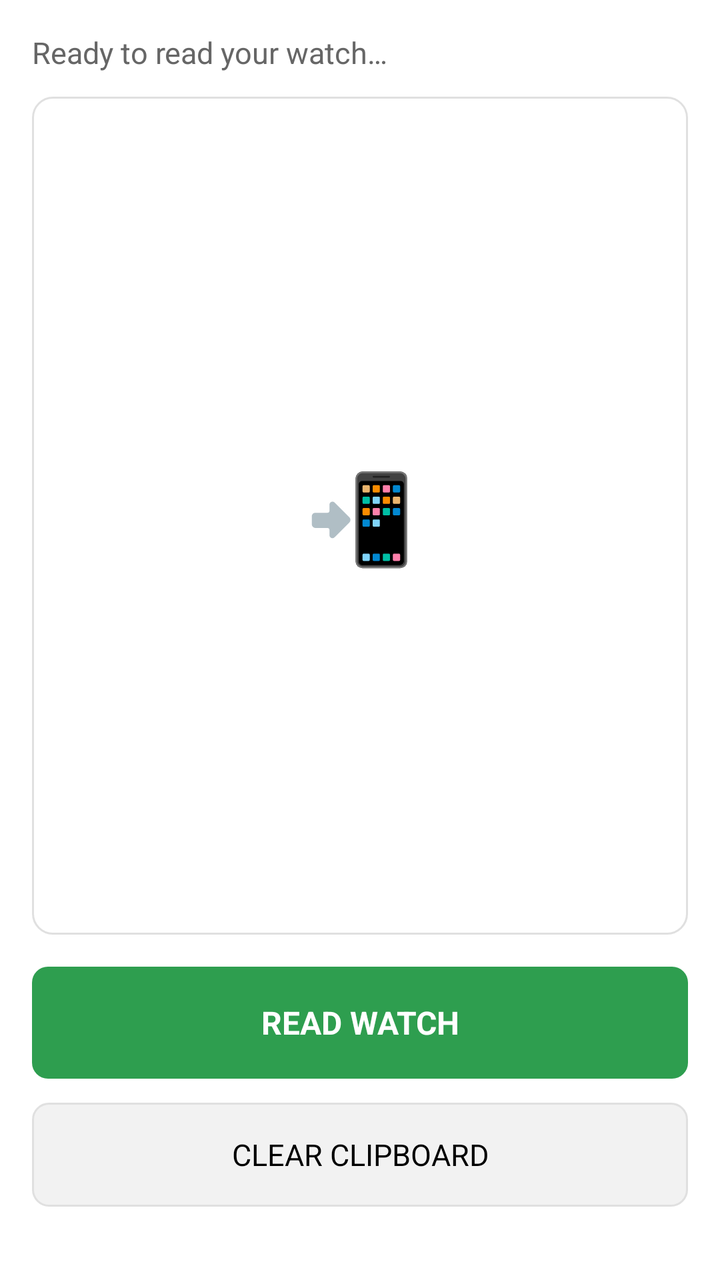
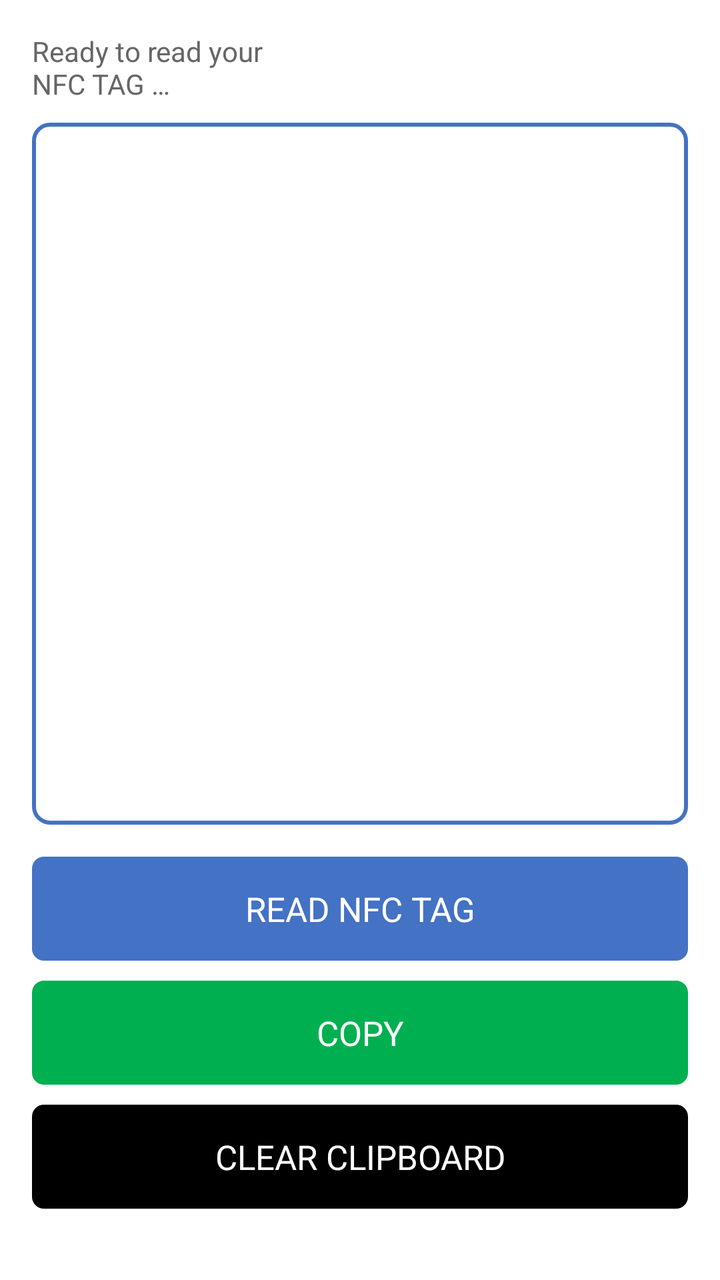

An Android layout rendered at two revisions. The XML below is the earlier revision; the diff shows what the commit changed to produce the second picture.
<!-- AndroidManifest.xml: application theme Theme.KeyGlass -->
<!-- res/layout/fragment_base_code.xml -->
<?xml version="1.0" encoding="utf-8"?>
<LinearLayout xmlns:android="http://schemas.android.com/apk/res/android"
    android:layout_width="match_parent"
    android:layout_height="match_parent"
    android:orientation="vertical"
    android:padding="16dp"
    android:background="@color/white">

    <TextView
        android:id="@+id/status"
        android:layout_width="match_parent"
        android:layout_height="wrap_content"
        android:layout_marginBottom="12dp"
        android:text="@string/ready_prompt"
        android:textColor="@color/grey_text"
        android:textSize="15sp" />

    <FrameLayout
        android:layout_width="match_parent"
        android:layout_height="0dp"
        android:layout_weight="1"
        android:layout_marginBottom="16dp"
        android:background="@drawable/bg_card">

        <TextView
            android:id="@+id/code_display"
            android:layout_width="match_parent"
            android:layout_height="wrap_content"
            android:layout_gravity="top|start"
            android:gravity="start|center_vertical"
            android:paddingStart="16dp"
            android:paddingEnd="16dp"
            android:paddingTop="14dp"
            android:paddingBottom="14dp"
            android:text=""
            android:textColor="@color/black"
            android:textSize="30sp"
            android:textStyle="bold"
            android:letterSpacing="0.03"
            android:visibility="gone"
            android:textIsSelectable="false" />

        <TextView
            android:id="@+id/placeholder"
            android:layout_width="wrap_content"
            android:layout_height="wrap_content"
            android:layout_gravity="center"
            android:gravity="center"
            android:padding="24dp"
            android:text="📲"
            android:textSize="44sp" />
    </FrameLayout>

    <TextView
        android:id="@+id/btn_read"
        android:layout_width="match_parent"
        android:layout_height="56dp"
        android:layout_marginBottom="12dp"
        android:background="@drawable/bg_green_button"
        android:gravity="center"
        android:text="@string/read_watch"
        android:textColor="@color/white"
        android:textSize="16sp"
        android:textStyle="bold"
        android:clickable="true"
        android:focusable="true" />

    <TextView
        android:id="@+id/btn_clear"
        android:layout_width="match_parent"
        android:layout_height="52dp"
        android:background="@drawable/bg_secondary_button"
        android:gravity="center"
        android:text="@string/clear_clipboard"
        android:textColor="@color/black"
        android:textSize="15sp"
        android:clickable="true"
        android:focusable="true" />

    <TextView
        android:id="@+id/version_label"
        android:layout_width="match_parent"
        android:layout_height="wrap_content"
        android:layout_marginTop="6dp"
        android:gravity="center"
        android:text=""
        android:textColor="@color/grey_text"
        android:textSize="11sp" />

</LinearLayout>
<!-- resources referenced by this layout -->
<resources>
  <color name="black">#FF000000</color>
  <color name="grey_text">#FF666666</color>
  <color name="white">#FFFFFFFF</color>
  <!-- drawable bg_card (drawable) -->
  <?xml version="1.0" encoding="utf-8"?>
  <shape xmlns:android="http://schemas.android.com/apk/res/android" android:shape="rectangle">
      <solid android:color="@color/white" />
      <stroke android:width="1dp" android:color="@color/grey_mid" />
      <corners android:radius="10dp" />
  </shape>
  <!-- drawable bg_green_button (drawable) -->
  <?xml version="1.0" encoding="utf-8"?>
  <shape xmlns:android="http://schemas.android.com/apk/res/android" android:shape="rectangle">
      <solid android:color="@color/green" />
      <corners android:radius="8dp" />
  </shape>
  <!-- drawable bg_secondary_button (drawable) -->
  <?xml version="1.0" encoding="utf-8"?>
  <shape xmlns:android="http://schemas.android.com/apk/res/android" android:shape="rectangle">
      <solid android:color="@color/grey_light" />
      <stroke android:width="1dp" android:color="@color/grey_mid" />
      <corners android:radius="8dp" />
  </shape>
  <string name="clear_clipboard">CLEAR CLIPBOARD</string>
  <string name="read_watch">READ WATCH</string>
  <string name="ready_prompt">Ready to read your watch…</string>
  <style name="Theme.KeyGlass" parent="Theme.Material3.Light.NoActionBar">
          <item name="colorPrimary">@color/green</item>
          <item name="colorPrimaryDark">@color/green_dark</item>
          <item name="colorAccent">@color/green</item>
          <item name="android:windowBackground">@color/white</item>
          <item name="android:statusBarColor" tools:targetApi="l">@color/white</item>
          <item name="android:windowLightStatusBar" tools:targetApi="m">true</item>
      </style>
  <color name="grey_mid">#FFE0E0E0</color>
  <color name="green">#FF2E9E4F</color>
  <color name="grey_light">#FFF2F2F2</color>
  <color name="green_dark">#FF23803F</color>
</resources>

<!-- the commit's change to res/layout/fragment_base_code.xml (unified diff, before → after) -->
@@ -6,62 +6,83 @@
     android:padding="16dp"
     android:background="@color/white">
 
-    <TextView
-        android:id="@+id/status"
+    
+    <LinearLayout
         android:layout_width="match_parent"
         android:layout_height="wrap_content"
-        android:layout_marginBottom="12dp"
-        android:text="@string/ready_prompt"
-        android:textColor="@color/grey_text"
-        android:textSize="15sp" />
+        android:orientation="horizontal"
+        android:baselineAligned="true"
+        android:layout_marginBottom="10dp">
+
+        <TextView
+            android:id="@+id/status"
+            android:layout_width="0dp"
+            android:layout_height="wrap_content"
+            android:layout_weight="1"
+            android:text="@string/ready_prompt"
+            android:textColor="@color/grey_text"
+            android:textSize="14sp" />
+
+        <TextView
+            android:id="@+id/copy_hint"
+            android:layout_width="wrap_content"
+            android:layout_height="wrap_content"
+            android:layout_marginStart="8dp"
+            android:text="@string/tap_copy_hint"
+            android:textColor="@color/grey_text"
+            android:textSize="14sp"
+            android:visibility="invisible" />
+    </LinearLayout>
 
     <FrameLayout
         android:layout_width="match_parent"
         android:layout_height="0dp"
         android:layout_weight="1"
         android:layout_marginBottom="16dp"
-        android:background="@drawable/bg_card">
+        android:background="@drawable/bg_frame_blue">
 
         <TextView
             android:id="@+id/code_display"
             android:layout_width="match_parent"
             android:layout_height="wrap_content"
             android:layout_gravity="top|start"
-            android:gravity="start|center_vertical"
-            android:paddingStart="16dp"
-            android:paddingEnd="16dp"
+            android:gravity="start|top"
+            android:paddingStart="14dp"
+            android:paddingEnd="14dp"
             android:paddingTop="14dp"
             android:paddingBottom="14dp"
             android:text=""
-            android:textColor="@color/black"
-            android:textSize="30sp"
+            android:textColor="@color/blue"
+            android:textSize="26sp"
             android:textStyle="bold"
-            android:letterSpacing="0.03"
+            android:letterSpacing="0.02"
             android:visibility="gone"
             android:textIsSelectable="false" />
-
-        <TextView
-            android:id="@+id/placeholder"
-            android:layout_width="wrap_content"
-            android:layout_height="wrap_content"
-            android:layout_gravity="center"
-            android:gravity="center"
-            android:padding="24dp"
-            android:text="📲"
-            android:textSize="44sp" />
     </FrameLayout>
 
     <TextView
         android:id="@+id/btn_read"
         android:layout_width="match_parent"
-        android:layout_height="56dp"
-        android:layout_marginBottom="12dp"
-        android:background="@drawable/bg_green_button"
+        android:layout_height="52dp"
+        android:layout_marginBottom="10dp"
+        android:background="@drawable/bg_btn_blue"
         android:gravity="center"
-        android:text="@string/read_watch"
+        android:text="@string/read_nfc_tag"
         android:textColor="@color/white"
-        android:textSize="16sp"
-        android:textStyle="bold"
+        android:textSize="17sp"
+        android:clickable="true"
+        android:focusable="true" />
+
+    <TextView
+        android:id="@+id/btn_copy"
+        android:layout_width="match_parent"
+        android:layout_height="52dp"
+        android:layout_marginBottom="10dp"
+        android:background="@drawable/bg_btn_green"
+        android:gravity="center"
+        android:text="@string/copy"
+        android:textColor="@color/white"
+        android:textSize="17sp"
         android:clickable="true"
         android:focusable="true" />
 
@@ -69,11 +90,11 @@
         android:id="@+id/btn_clear"
         android:layout_width="match_parent"
         android:layout_height="52dp"
-        android:background="@drawable/bg_secondary_button"
+        android:background="@drawable/bg_btn_black"
         android:gravity="center"
         android:text="@string/clear_clipboard"
-        android:textColor="@color/black"
-        android:textSize="15sp"
+        android:textColor="@color/white"
+        android:textSize="17sp"
         android:clickable="true"
         android:focusable="true" />
 
@@ -85,6 +106,6 @@
         android:gravity="center"
         android:text=""
         android:textColor="@color/grey_text"
-        android:textSize="11sp" />
+        android:textSize="10sp" />
 
 </LinearLayout>
<!-- resource entries referenced after the edit -->
@@ -1,42 +1,48 @@
 <!-- resources referenced by this layout -->
 <resources>
+  <color name="blue">#FF4472C4</color>
   <color name="black">#FF000000</color>
   <color name="grey_text">#FF666666</color>
   <color name="white">#FFFFFFFF</color>
-  <!-- drawable bg_card (drawable) -->
+  <!-- drawable bg_btn_black (drawable) -->
+  <?xml version="1.0" encoding="utf-8"?>
+  <shape xmlns:android="http://schemas.android.com/apk/res/android" android:shape="rectangle">
+      <solid android:color="@color/black" />
+      <corners android:radius="6dp" />
+  </shape>
+  <!-- drawable bg_btn_blue (drawable) -->
+  <?xml version="1.0" encoding="utf-8"?>
+  <shape xmlns:android="http://schemas.android.com/apk/res/android" android:shape="rectangle">
+      <solid android:color="@color/blue" />
+      <corners android:radius="6dp" />
+  </shape>
+  <!-- drawable bg_btn_green (drawable) -->
+  <?xml version="1.0" encoding="utf-8"?>
+  <shape xmlns:android="http://schemas.android.com/apk/res/android" android:shape="rectangle">
+      <solid android:color="@color/green" />
+      <corners android:radius="6dp" />
+  </shape>
+  <!-- drawable bg_frame_blue (drawable) -->
   <?xml version="1.0" encoding="utf-8"?>
   <shape xmlns:android="http://schemas.android.com/apk/res/android" android:shape="rectangle">
       <solid android:color="@color/white" />
-      <stroke android:width="1dp" android:color="@color/grey_mid" />
-      <corners android:radius="10dp" />
-  </shape>
-  <!-- drawable bg_green_button (drawable) -->
-  <?xml version="1.0" encoding="utf-8"?>
-  <shape xmlns:android="http://schemas.android.com/apk/res/android" android:shape="rectangle">
-      <solid android:color="@color/green" />
-      <corners android:radius="8dp" />
-  </shape>
-  <!-- drawable bg_secondary_button (drawable) -->
-  <?xml version="1.0" encoding="utf-8"?>
-  <shape xmlns:android="http://schemas.android.com/apk/res/android" android:shape="rectangle">
-      <solid android:color="@color/grey_light" />
-      <stroke android:width="1dp" android:color="@color/grey_mid" />
+      <stroke android:width="2dp" android:color="@color/blue" />
       <corners android:radius="8dp" />
   </shape>
   <string name="clear_clipboard">CLEAR CLIPBOARD</string>
-  <string name="read_watch">READ WATCH</string>
-  <string name="ready_prompt">Ready to read your watch…</string>
+  <string name="copy">COPY</string>
+  <string name="read_nfc_tag">READ NFC TAG</string>
+  <string name="ready_prompt">Ready to read your NFC TAG …</string>
+  <string name="tap_copy_hint">Tap COPY to copy Base Code</string>
   <style name="Theme.KeyGlass" parent="Theme.Material3.Light.NoActionBar">
-          <item name="colorPrimary">@color/green</item>
-          <item name="colorPrimaryDark">@color/green_dark</item>
-          <item name="colorAccent">@color/green</item>
+          <item name="colorPrimary">@color/blue</item>
+          <item name="colorPrimaryDark">@color/blue_dark</item>
+          <item name="colorAccent">@color/blue</item>
           <item name="android:windowBackground">@color/white</item>
           <item name="android:statusBarColor" tools:targetApi="l">@color/white</item>
           <item name="android:windowLightStatusBar" tools:targetApi="m">true</item>
       </style>
-  <color name="grey_mid">#FFE0E0E0</color>
-  <color name="green">#FF2E9E4F</color>
-  <color name="grey_light">#FFF2F2F2</color>
-  <color name="green_dark">#FF23803F</color>
+  <color name="green">#FF00B050</color>
+  <color name="blue_dark">#FF2B5FBC</color>
 </resources>
 
